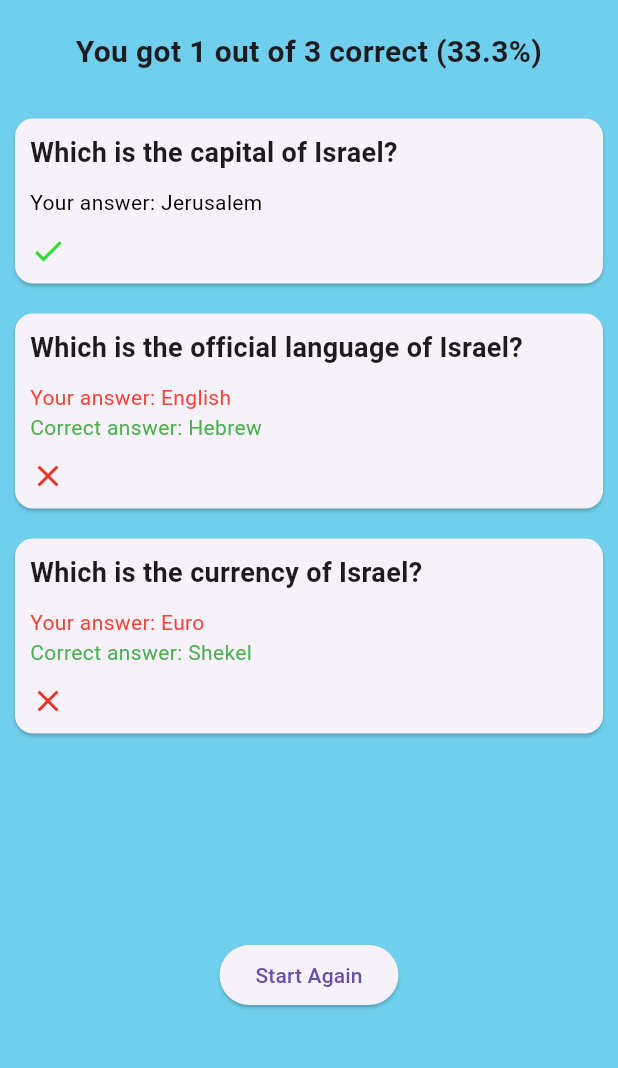
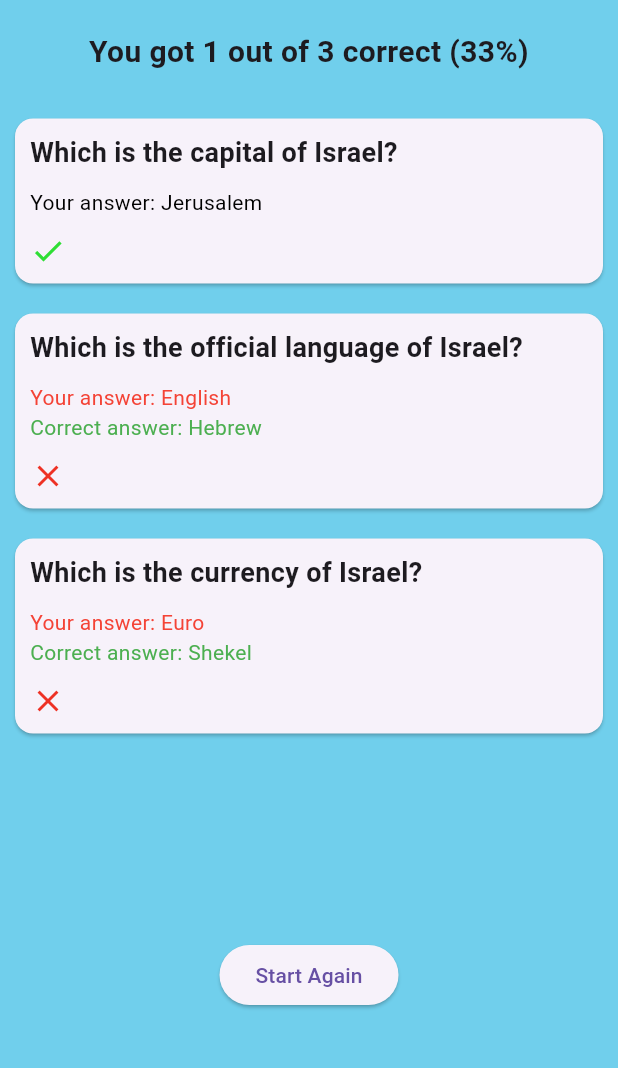
Before and after one commit to Alenwuhl/quiz_app, a Flutter app: the QuestionsScreen screen opened directly, after a tap on "Jerusalem", after a tap on "English", after a tap on "Euro", on a phone screen of 412 x 824 dp, the part 150-1218 px from its top. Run offline on Flutter 3.47's test engine with Material 3 defaults, Android fonts, the phone set to English and light mode, and no system bars.

Commit message:
Last version

```diff
--- a/lib/screens/questions_screen.dart
+++ b/lib/screens/questions_screen.dart
@@ -10,7 +10,7 @@ class QuestionsScreen extends StatefulWidget {
 
 class _QuestionsScreenState extends State<QuestionsScreen> {
   int _currentQuestionIndex = 0;
-  List<int> _selectedAnswers = [];
+  final List<int> _selectedAnswers = [];
   final List<Question> _questions = [
     Question(
       text: 'Which is the capital of Israel?',
@@ -87,7 +87,7 @@ class _QuestionsScreenState extends State<QuestionsScreen> {
                   ),
                 ),
               );
-            }).toList(),
+            }),
           ],
         ),
       ),
--- a/lib/screens/result_screen.dart
+++ b/lib/screens/result_screen.dart
@@ -39,7 +39,7 @@ class ResultScreen extends StatelessWidget {
             Padding(
               padding: const EdgeInsets.all(20.0),
               child: Text(
-                'You got $correctAnswers out of ${questions.length} correct (${percentage.toStringAsFixed(1)}%)',
+                'You got $correctAnswers out of ${questions.length} correct (${percentage.toStringAsFixed(0)}%)',
                 style: const TextStyle(
                   fontSize: 20,
                   fontWeight: FontWeight.bold,
```
